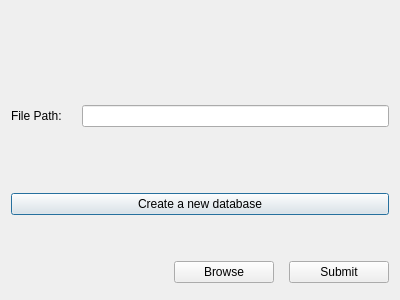
First picture: the form in ui/secondWindow.ui, repository BibekTripathy/PlantCareApp, before the edit.
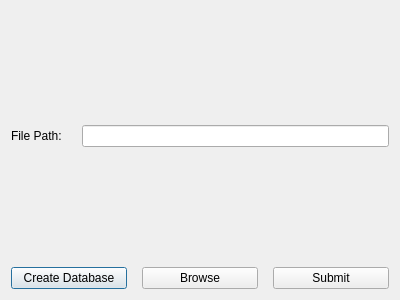
Second picture: the form after the edit.

```diff
--- a/ui/secondWindow.ui
+++ b/ui/secondWindow.ui
@@ -53,13 +53,6 @@
      </item>
     </layout>
    </item>
-   <item>
-    <widget class="QPushButton" name="CreateDBbutton">
-     <property name="text">
-      <string>Create a new database</string>
-     </property>
-    </widget>
-   </item>
    <item>
     <spacer name="verticalSpacer">
      <property name="orientation">
@@ -79,30 +72,11 @@
       <number>15</number>
      </property>
      <item>
-      <spacer name="horizontalSpacer">
-       <property name="orientation">
-        <enum>Qt::Orientation::Horizontal</enum>
+      <widget class="QPushButton" name="CreateDBbutton">
+       <property name="text">
+        <string>Create Database</string>
        </property>
-       <property name="sizeHint" stdset="0">
-        <size>
-         <width>40</width>
-         <height>20</height>
-        </size>
-       </property>
-      </spacer>
-     </item>
-     <item>
-      <spacer name="verticalSpacer_2">
-       <property name="orientation">
-        <enum>Qt::Orientation::Vertical</enum>
-       </property>
-       <property name="sizeHint" stdset="0">
-        <size>
-         <width>20</width>
-         <height>40</height>
-        </size>
-       </property>
-      </spacer>
+      </widget>
      </item>
      <item>
       <widget class="QPushButton" name="BrowseBtn">
```
